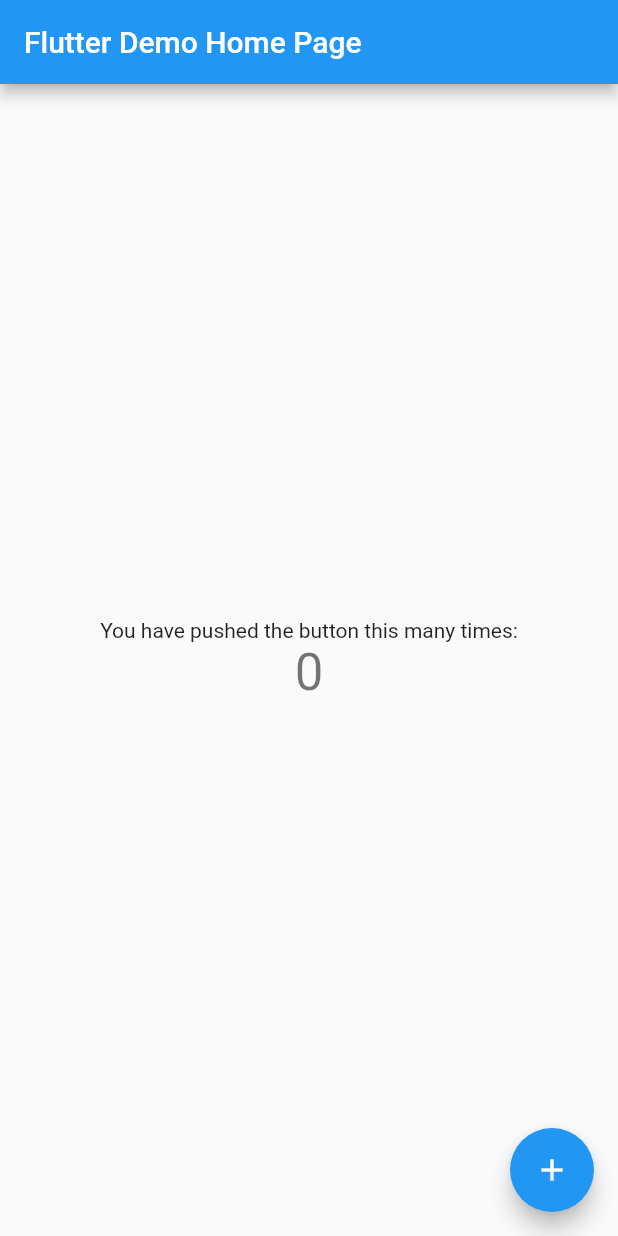
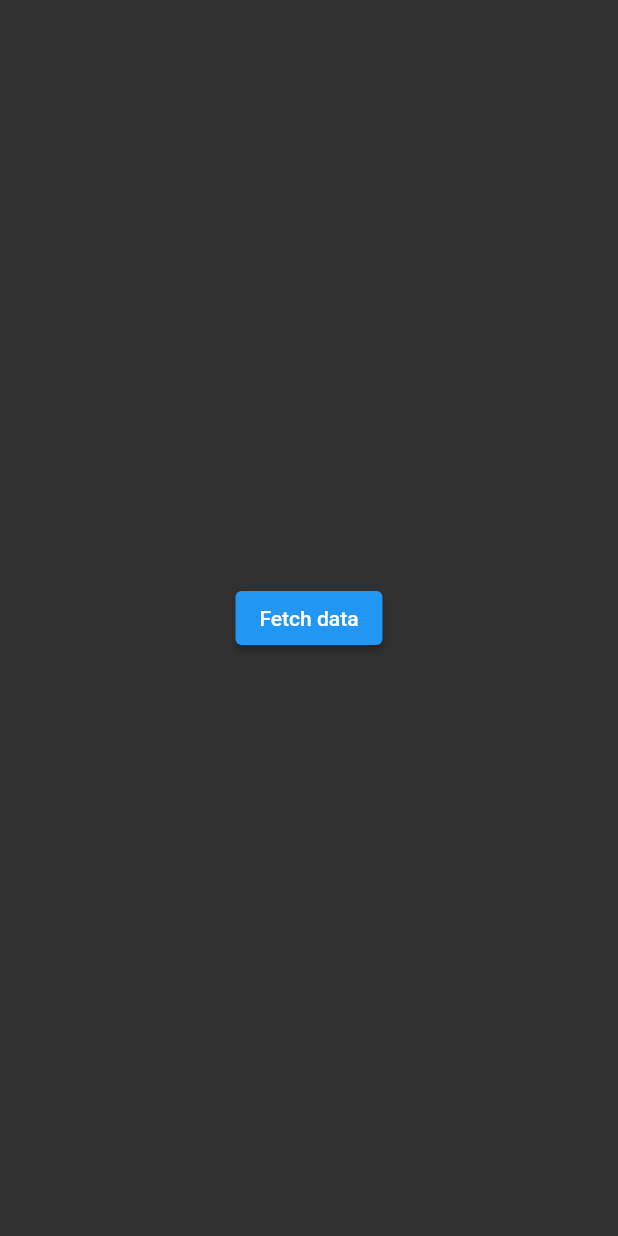
Before and after one commit to AliAltiyev/WeatherApp, a Flutter app: the screen it shows after launch, on a phone screen of 412 x 824 dp. Run offline on Flutter 3.47's test engine with Material 2 defaults, Android fonts, the phone set to English and light mode, and no system bars; our stand-ins replace geolocator.

Commit message:
add http

```diff
--- a/lib/main.dart
+++ b/lib/main.dart
@@ -1,4 +1,5 @@
 import 'package:flutter/material.dart';
+import 'package:weather_app/screens/home.dart';
 
 void main() {
   runApp(const MyApp());
@@ -7,109 +8,13 @@
 class MyApp extends StatelessWidget {
   const MyApp({super.key});
 
-  // This widget is the root of your application.
   @override
   Widget build(BuildContext context) {
     return MaterialApp(
-      title: 'Flutter Demo',
-      theme: ThemeData(
-        // This is the theme of your application.
-        //
-        // Try running your application with "flutter run". You'll see the
-        // application has a blue toolbar. Then, without quitting the app, try
-        // changing the primarySwatch below to Colors.green and then invoke
-        // "hot reload" (press "r" in the console where you ran "flutter run",
-        // or simply save your changes to "hot reload" in a Flutter IDE).
-        // Notice that the counter didn't reset back to zero; the application
-        // is not restarted.
-        primarySwatch: Colors.blue,
-      ),
-      home: const MyHomePage(title: 'Flutter Demo Home Page'),
+      debugShowCheckedModeBanner: false,
+      title: 'Weather',
+      theme: ThemeData.dark(),
+      home: const Home(),
     );
   }
 }
-
-class MyHomePage extends StatefulWidget {
-  const MyHomePage({super.key, required this.title});
-
-  // This widget is the home page of your application. It is stateful, meaning
-  // that it has a State object (defined below) that contains fields that affect
-  // how it looks.
-
-  // This class is the configuration for the state. It holds the values (in this
-  // case the title) provided by the parent (in this case the App widget) and
-  // used by the build method of the State. Fields in a Widget subclass are
-  // always marked "final".
-
-  final String title;
-
-  @override
-  State<MyHomePage> createState() => _MyHomePageState();
-}
-
-class _MyHomePageState extends State<MyHomePage> {
-  int _counter = 0;
-
-  void _incrementCounter() {
-    setState(() {
-      // This call to setState tells the Flutter framework that something has
-      // changed in this State, which causes it to rerun the build method below
-      // so that the display can reflect the updated values. If we changed
-      // _counter without calling setState(), then the build method would not be
-      // called again, and so nothing would appear to happen.
-      _counter++;
-    });
-  }
-
-  @override
-  Widget build(BuildContext context) {
-    // This method is rerun every time setState is called, for instance as done
-    // by the _incrementCounter method above.
-    //
-    // The Flutter framework has been optimized to make rerunning build methods
-    // fast, so that you can just rebuild anything that needs updating rather
-    // than having to individually change instances of widgets.
-    return Scaffold(
-      appBar: AppBar(
-        // Here we take the value from the MyHomePage object that was created by
-        // the App.build method, and use it to set our appbar title.
-        title: Text(widget.title),
-      ),
-      body: Center(
-        // Center is a layout widget. It takes a single child and positions it
-        // in the middle of the parent.
-        child: Column(
-          // Column is also a layout widget. It takes a list of children and
-          // arranges them vertically. By default, it sizes itself to fit its
-          // children horizontally, and tries to be as tall as its parent.
-          //
-          // Invoke "debug painting" (press "p" in the console, choose the
-          // "Toggle Debug Paint" action from the Flutter Inspector in Android
-          // Studio, or the "Toggle Debug Paint" command in Visual Studio Code)
-          // to see the wireframe for each widget.
-          //
-          // Column has various properties to control how it sizes itself and
-          // how it positions its children. Here we use mainAxisAlignment to
-          // center the children vertically; the main axis here is the vertical
-          // axis because Columns are vertical (the cross axis would be
-          // horizontal).
-          mainAxisAlignment: MainAxisAlignment.center,
-          children: <Widget>[
-            const Text(
-              'You have pushed the button this many times:',
-            ),
-            Text(
-              '$_counter',
-              style: Theme.of(context).textTheme.headlineMedium,
-            ),
-          ],
-        ),
-      ),
-      floatingActionButton: FloatingActionButton(
-        onPressed: _incrementCounter,
-        tooltip: 'Increment',
-        child: const Icon(Icons.add),
-      ), // This trailing comma makes auto-formatting nicer for build methods.
-    );
-  }
-}
--- /dev/null
+++ b/lib/screens/home.dart
@@ -0,0 +1,45 @@
+import 'package:flutter/material.dart';
+import 'package:http/http.dart' as http;
+import 'package:weather_app/service/location.dart';
+
+class Home extends StatefulWidget {
+  const Home({Key? key}) : super(key: key);
+
+  @override
+  State<Home> createState() => _HomeState();
+}
+
+class _HomeState extends State<Home> {
+  // @override
+  // void initState() {
+  //   super.initState();
+  //   _getUserLocation();
+  // }
+
+  @override
+  Widget build(BuildContext context) {
+    return Scaffold(
+      body: Center(
+        child: ElevatedButton(
+            onPressed: () => _getUserLocation(), child: Text('Fetch data')),
+      ),
+    );
+  }
+}
+
+_getUserLocation() async {
+  Location location = Location();
+  await location.getLocation();
+  debugPrint(location.longitude.toString());
+  debugPrint(location.lantitute.toString());
+
+  getData(location.lantitute, location.lantitute);
+}
+
+getData(double? lat, double? lon) async {
+  const apiKey = '465df165e7c9d49afd54891fd428ce6c';
+
+  var future = await http.get(Uri.parse(
+      'http://api.openweathermap.org/data/3.0/weather?q=minsk&appid=$apiKey'));
+  print(future.body);
+}
--- a/pubspec.yaml
+++ b/pubspec.yaml
@@ -35,6 +35,9 @@
   # The following adds the Cupertino Icons font to your application.
   # Use with the CupertinoIcons class for iOS style icons.
   cupertino_icons: ^1.0.2
+  geolocator: ^9.0.2
+  http: ^0.13.5
+
 
 dev_dependencies:
   flutter_test:
```
Also changed, not shown: lib/screens/get_user_location.dart (added, +38 -0 lines), lib/service/location.dart (added, +17 -0 lines), pubspec.lock, 1 other file.
